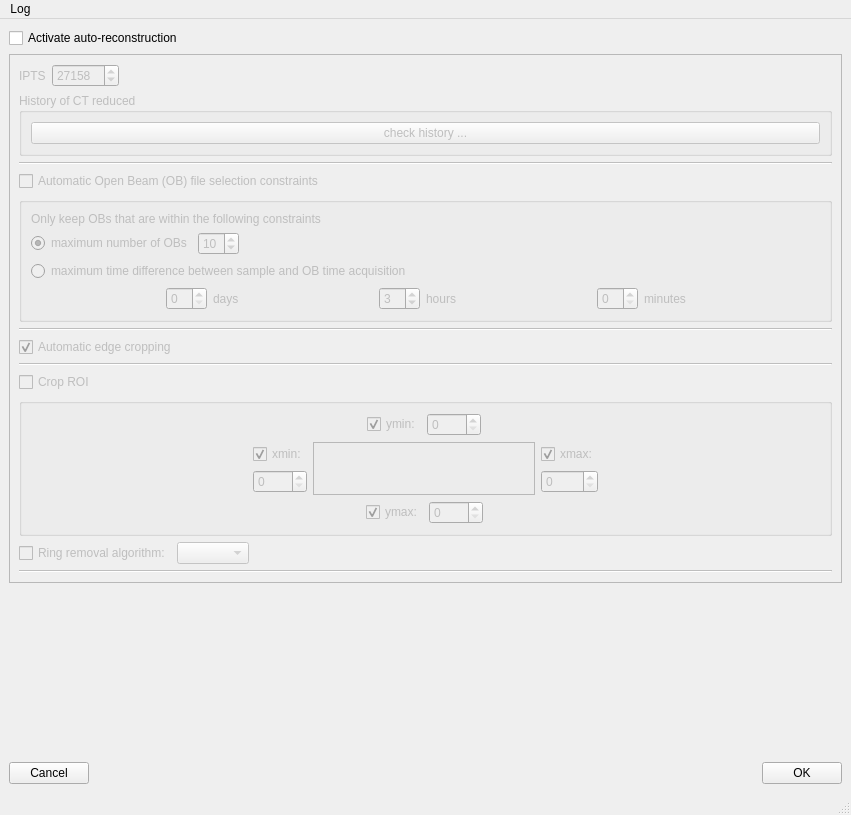
Qt form rockit_autoreconstruction_ui/ui/mainWindow.ui (ornlneutronimaging/rockit_autoreconstruction_ui) before a commit.
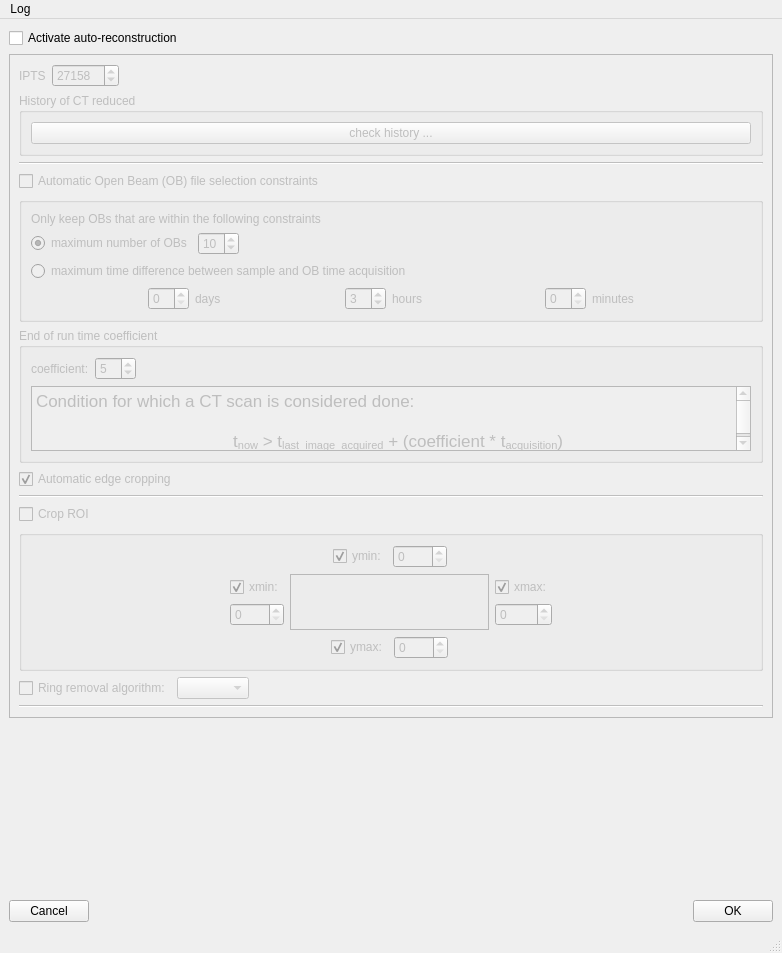
The same form after that commit.

Commit message: added widget. this refs #17

```diff
--- a/rockit_autoreconstruction_ui/ui/mainWindow.ui
+++ b/rockit_autoreconstruction_ui/ui/mainWindow.ui
@@ -6,8 +6,8 @@
    <rect>
     <x>0</x>
     <y>0</y>
-    <width>851</width>
-    <height>815</height>
+    <width>782</width>
+    <height>953</height>
    </rect>
   </property>
   <property name="windowTitle">
@@ -272,10 +272,77 @@
         </widget>
        </item>
        <item>
-        <widget class="Line" name="line">
-         <property name="orientation">
-          <enum>Qt::Horizontal</enum>
+        <widget class="QGroupBox" name="groupBox_2">
+         <property name="title">
+          <string>End of run time coefficient</string>
          </property>
+         <layout class="QVBoxLayout" name="verticalLayout_7">
+          <item>
+           <layout class="QHBoxLayout" name="horizontalLayout_8">
+            <item>
+             <widget class="QLabel" name="label_3">
+              <property name="text">
+               <string>coefficient:</string>
+              </property>
+             </widget>
+            </item>
+            <item>
+             <widget class="QSpinBox" name="end_of_run_coefficient_spinBox">
+              <property name="minimum">
+               <number>1</number>
+              </property>
+              <property name="value">
+               <number>5</number>
+              </property>
+             </widget>
+            </item>
+            <item>
+             <spacer name="horizontalSpacer_15">
+              <property name="orientation">
+               <enum>Qt::Horizontal</enum>
+              </property>
+              <property name="sizeHint" stdset="0">
+               <size>
+                <width>40</width>
+                <height>20</height>
+               </size>
+              </property>
+             </spacer>
+            </item>
+           </layout>
+          </item>
+          <item>
+           <widget class="QTextEdit" name="textEdit">
+            <property name="enabled">
+             <bool>false</bool>
+            </property>
+            <property name="sizePolicy">
+             <sizepolicy hsizetype="Expanding" vsizetype="Minimum">
+              <horstretch>0</horstretch>
+              <verstretch>0</verstretch>
+             </sizepolicy>
+            </property>
+            <property name="maximumSize">
+             <size>
+              <width>16777215</width>
+              <height>65</height>
+             </size>
+            </property>
+            <property name="readOnly">
+             <bool>true</bool>
+            </property>
+            <property name="html">
+             <string>&lt;!DOCTYPE HTML PUBLIC &quot;-//W3C//DTD HTML 4.0//EN&quot; &quot;http://www.w3.org/TR/REC-html40/strict.dtd&quot;&gt;
+&lt;html&gt;&lt;head&gt;&lt;meta name=&quot;qrichtext&quot; content=&quot;1&quot; /&gt;&lt;style type=&quot;text/css&quot;&gt;
+p, li { white-space: pre-wrap; }
+&lt;/style&gt;&lt;/head&gt;&lt;body style=&quot; font-family:'.AppleSystemUIFont'; font-size:13pt; font-weight:400; font-style:normal;&quot;&gt;
+&lt;p style=&quot; margin-top:0px; margin-bottom:0px; margin-left:0px; margin-right:0px; -qt-block-indent:0; text-indent:0px;&quot;&gt;Condition for which a CT scan is considered done:&lt;/p&gt;
+&lt;p style=&quot;-qt-paragraph-type:empty; margin-top:0px; margin-bottom:0px; margin-left:0px; margin-right:0px; -qt-block-indent:0; text-indent:0px;&quot;&gt;&lt;br /&gt;&lt;/p&gt;
+&lt;p align=&quot;center&quot; style=&quot; margin-top:0px; margin-bottom:0px; margin-left:0px; margin-right:0px; -qt-block-indent:0; text-indent:0px;&quot;&gt;      t&lt;span style=&quot; vertical-align:sub;&quot;&gt;now&lt;/span&gt; &amp;gt; t&lt;span style=&quot; vertical-align:sub;&quot;&gt;last_image_acquired&lt;/span&gt; + (coefficient * t&lt;span style=&quot; vertical-align:sub;&quot;&gt;acquisition&lt;/span&gt;)&lt;/p&gt;&lt;/body&gt;&lt;/html&gt;</string>
+            </property>
+           </widget>
+          </item>
+         </layout>
         </widget>
        </item>
        <item>
@@ -641,7 +708,7 @@
     <rect>
      <x>0</x>
      <y>0</y>
-     <width>851</width>
+     <width>782</width>
      <height>24</height>
     </rect>
    </property>
```
The commit also changes 1 other file.
